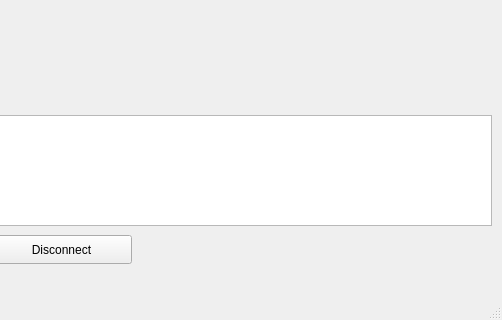
Qt form QtViewer/mainwindow.ui (xeonel2/RaspiADXL345Actuator) before a commit; both pictures show x 109 to 611 and y 142 to 462 of the 611 by 462 pixel window.
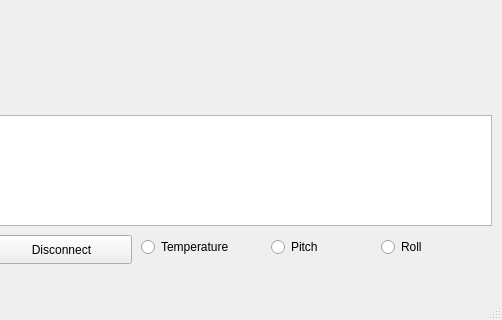
The same form after that commit. Custom widgets are drawn as their Qt base class.

Patch:
```diff
--- a/QtViewer/mainwindow.ui
+++ b/QtViewer/mainwindow.ui
@@ -102,6 +102,45 @@
      <string>Disconnect</string>
     </property>
    </widget>
+   <widget class="QRadioButton" name="temperatureButton">
+    <property name="geometry">
+     <rect>
+      <x>250</x>
+      <y>360</y>
+      <width>102</width>
+      <height>24</height>
+     </rect>
+    </property>
+    <property name="text">
+     <string>Temperature</string>
+    </property>
+   </widget>
+   <widget class="QRadioButton" name="pitchButton">
+    <property name="geometry">
+     <rect>
+      <x>380</x>
+      <y>360</y>
+      <width>102</width>
+      <height>24</height>
+     </rect>
+    </property>
+    <property name="text">
+     <string>Pitch</string>
+    </property>
+   </widget>
+   <widget class="QRadioButton" name="rollButton">
+    <property name="geometry">
+     <rect>
+      <x>490</x>
+      <y>360</y>
+      <width>102</width>
+      <height>24</height>
+     </rect>
+    </property>
+    <property name="text">
+     <string>Roll</string>
+    </property>
+   </widget>
   </widget>
   <widget class="QMenuBar" name="menuBar">
    <property name="geometry">
```
Left out of the diff: 2 changed lines with no effect on the pictures.
